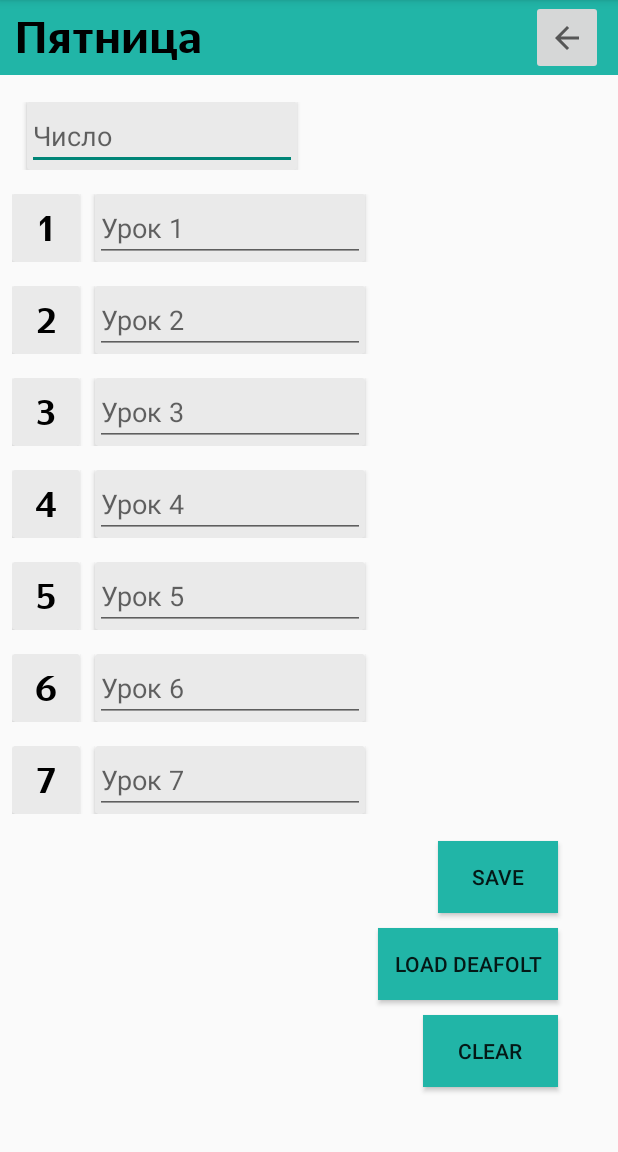
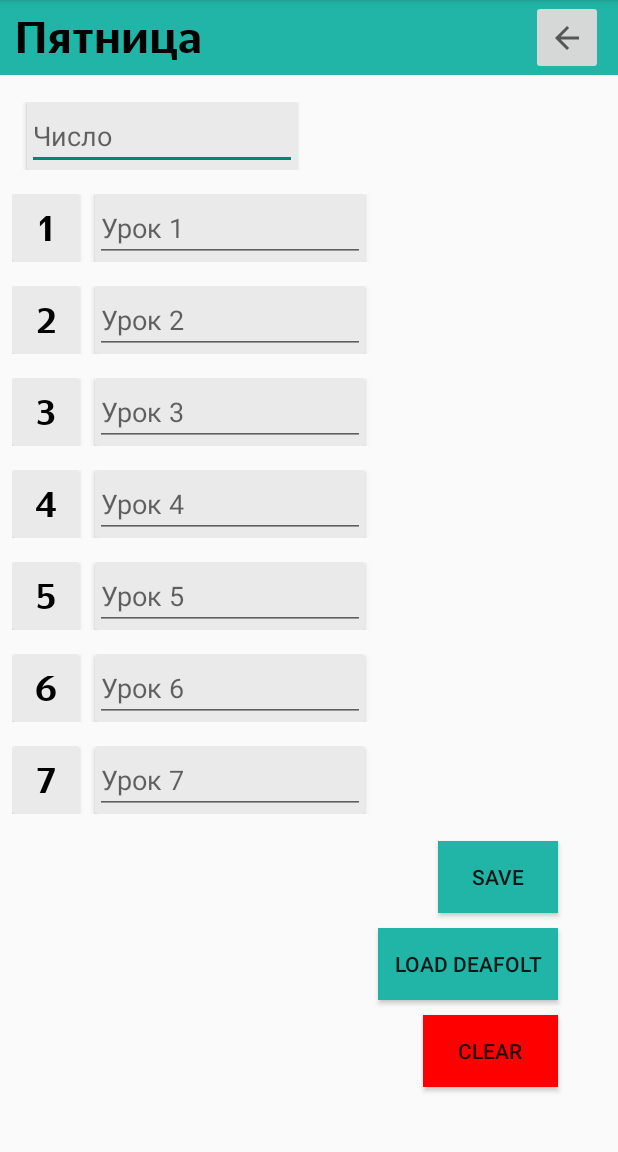
Before and after one commit to Luckyakalucka/RenaBooks, an Android app: the TimetableFriday screen opened directly, with no data from a screen before it, on a phone screen of 412 x 824 dp, the part 84-1236 px from its top. Run offline under Robolectric (Android 15) with nearby library versions, the phone set to English and light mode, and no system bars.

Commit message:
New Color.

```diff
--- a/app/src/main/res/layout/activity_timetable_friday.xml
+++ b/app/src/main/res/layout/activity_timetable_friday.xml
@@ -393,7 +393,7 @@
                 android:layout_marginTop="10dp"
                 android:layout_width="90dp"
                 android:layout_gravity="end"
-                android:background="@color/colorPrimary"
+                android:background="@color/colorRed"
                 android:layout_marginEnd="40dp"
                 android:layout_height="wrap_content"
                 android:text="CLEAR">
--- a/app/src/main/res/layout/activity_timetable_monday.xml
+++ b/app/src/main/res/layout/activity_timetable_monday.xml
@@ -393,7 +393,7 @@
                 android:layout_marginTop="10dp"
                 android:layout_width="90dp"
                 android:layout_gravity="end"
-                android:background="@color/colorPrimary"
+                android:background="@color/colorRed"
                 android:layout_marginEnd="40dp"
                 android:layout_height="wrap_content"
                 android:text="CLEAR">
--- a/app/src/main/res/layout/activity_timetable_thursday.xml
+++ b/app/src/main/res/layout/activity_timetable_thursday.xml
@@ -393,7 +393,7 @@
                 android:layout_marginTop="10dp"
                 android:layout_width="90dp"
                 android:layout_gravity="end"
-                android:background="@color/colorPrimary"
+                android:background="@color/colorRed"
                 android:layout_marginEnd="40dp"
                 android:layout_height="wrap_content"
                 android:text="CLEAR">
--- a/app/src/main/res/layout/activity_timetable_tuesday.xml
+++ b/app/src/main/res/layout/activity_timetable_tuesday.xml
@@ -393,7 +393,7 @@
                 android:layout_marginTop="10dp"
                 android:layout_width="90dp"
                 android:layout_gravity="end"
-                android:background="@color/colorPrimary"
+                android:background="@color/colorRed"
                 android:layout_marginEnd="40dp"
                 android:layout_height="wrap_content"
                 android:text="CLEAR">
--- a/app/src/main/res/layout/activity_timetable_wednesday.xml
+++ b/app/src/main/res/layout/activity_timetable_wednesday.xml
@@ -393,7 +393,7 @@
                 android:layout_marginTop="10dp"
                 android:layout_width="90dp"
                 android:layout_gravity="end"
-                android:background="@color/colorPrimary"
+                android:background="@color/colorRed"
                 android:layout_marginEnd="40dp"
                 android:layout_height="wrap_content"
                 android:text="CLEAR">
--- a/app/src/main/res/values/colors.xml
+++ b/app/src/main/res/values/colors.xml
@@ -5,4 +5,5 @@
     <color name="colorAccent">#21b5a7</color>
     <color name="gray">#eaeaea</color>
     <color name="black">#000000</color>
+    <color name="colorRed">#FF0000</color>
 </resources>
```
